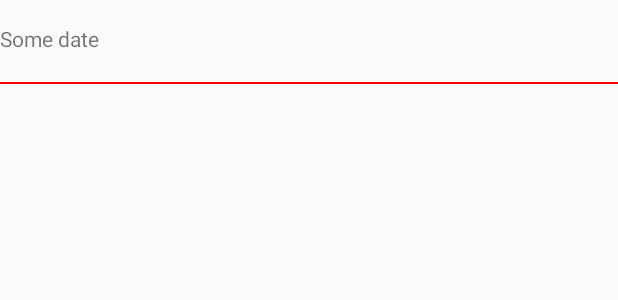
After one commit to hpsoar/kotlin-android, an Android app: the layout recycleview_photo_item.xml on its own in the app's theme, with its tools: preview values and no code run, on a phone screen of 412 x 824 dp. The commit adds this screen. Shown: the top 300 px of the screen. Run offline under Robolectric (Android 15) with nearby library versions, the phone set to English and light mode, and no system bars.

Commit message:
MOD: one more kind of item

```diff
--- a/examples/src/main/java/me/chunyu/examples/recyclerview/CYPhoto.kt
+++ b/examples/src/main/java/me/chunyu/examples/recyclerview/CYPhoto.kt
@@ -3,6 +3,8 @@ import java.io.Serializable
 
 /**
  * Created by huangpeng on 11/11/2017.
+ *
+ *  this is the raw model, eg. data loaded from network or local db
  */
 class CYPhoto : Serializable {
     var title = "hello"
--- a/examples/src/main/java/me/chunyu/examples/recyclerview/CYPhotoItem.kt
+++ b/examples/src/main/java/me/chunyu/examples/recyclerview/CYPhotoItem.kt
@@ -5,6 +5,8 @@ import me.chunyu.ui.recyclerview.CYViewHolderCreator
 
 /**
  * Created by huangpeng on 11/11/2017.
+ *
+ * this is the item that will bind to view holder
  */
 class CYPhotoItem(photo: CYPhoto) : CYItemModel {
     val photo = photo
--- a/examples/src/main/java/me/chunyu/examples/recyclerview/CYPhotoViewHolder.kt
+++ b/examples/src/main/java/me/chunyu/examples/recyclerview/CYPhotoViewHolder.kt
@@ -3,7 +3,7 @@ package me.chunyu.examples.recyclerview
 import android.support.v7.widget.RecyclerView
 import android.view.View
 import com.squareup.picasso.Picasso
-import kotlinx.android.synthetic.main.recyclerview_item_row.view.*
+import kotlinx.android.synthetic.main.recycleview_photo_item.view.*
 import me.chunyu.examples.R
 import me.chunyu.ui.recyclerview.CYItemViewHolder
 
@@ -35,6 +35,6 @@ class CYPhotoViewHolder(v: View) : RecyclerView.ViewHolder(v), me.chunyu.ui.recy
     }
 
     companion object {
-        val creator = CYItemViewHolder.Creator(CYPhotoViewHolder::class, R.layout.recyclerview_item_row)
+        val creator = CYItemViewHolder.Creator(CYPhotoViewHolder::class, R.layout.recycleview_photo_item)
     }
 }
--- /dev/null
+++ b/examples/src/main/res/layout/recycleview_photo_item.xml
@@ -0,0 +1,40 @@
+<?xml version="1.0" encoding="utf-8"?>
+<LinearLayout xmlns:android="http://schemas.android.com/apk/res/android"
+    xmlns:tools="http://schemas.android.com/tools"
+    android:layout_width="match_parent"
+    android:layout_height="wrap_content"
+    android:orientation="vertical">
+
+    <ImageView
+        android:id="@+id/itemImage"
+        android:layout_width="wrap_content"
+        android:layout_height="wrap_content"
+        android:layout_gravity="center"
+        android:layout_marginTop="8dp"
+        android:layout_weight="3"
+        android:adjustViewBounds="true" />
+
+    <TextView
+        android:id="@+id/itemDate"
+        android:layout_width="wrap_content"
+        android:layout_height="wrap_content"
+        android:layout_gravity="top|start"
+        android:layout_marginTop="8dp"
+        android:layout_weight="1"
+        tools:text="Some date" />
+
+    <TextView
+        android:id="@+id/itemDescription"
+        android:layout_width="wrap_content"
+        android:layout_height="wrap_content"
+        android:layout_gravity="center|start"
+        android:layout_weight="1"
+        android:ellipsize="end"
+        android:maxLines="5" />
+
+    <View
+        android:layout_width="match_parent"
+        android:layout_height="1dip"
+        android:background="#ff0000"></View>
+
+</LinearLayout>
```
Also changed, not shown: examples/src/main/java/me/chunyu/examples/recyclerview/CYSimplePhotoViewHolder.kt (added, +34 -0 lines), examples/src/main/java/me/chunyu/examples/recyclerview/PhotoListActivity.kt (+18 -1 lines), examples/src/main/res/layout/recyclerview_simple_photo_item.xml (renamed from examples/src/main/res/layout/recyclerview_item_row.xml, +0 -17 lines).
